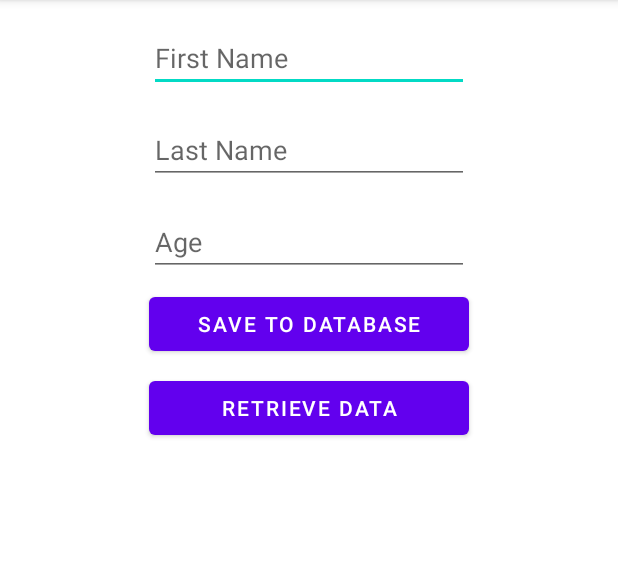
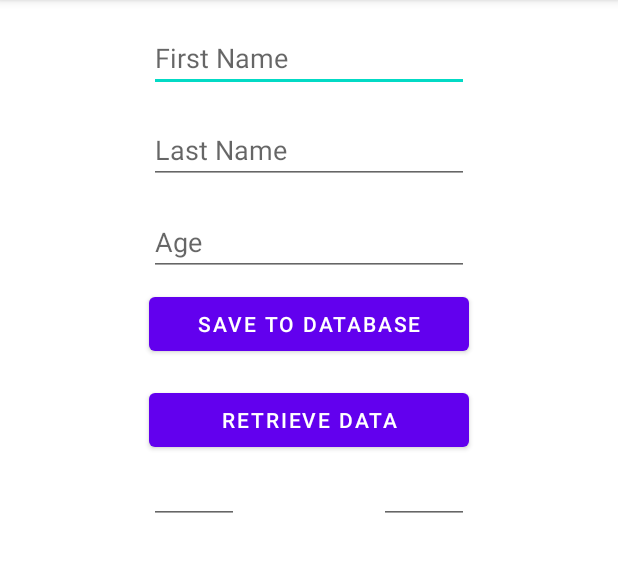
Before and after one commit to shubham3135/AndroidFirebaseTutorial, an Android app: the screen it shows after launch (MainActivity), on a phone screen of 412 x 824 dp, the part 84-656 px from its top. Run offline under Robolectric (Android 15) with nearby library versions, the phone set to English and light mode, and no system bars; our stand-ins replace Firebase (no records; nobody signed in at launch, a user with empty details on screens opened directly).

Commit message:
Querying data in firestore

```diff
--- a/app/src/main/java/com/shubhamkumarwinner/firebasetut/MainActivity.kt
+++ b/app/src/main/java/com/shubhamkumarwinner/firebasetut/MainActivity.kt
@@ -3,6 +3,7 @@ package com.shubhamkumarwinner.firebasetut
 import android.os.Bundle
 import android.widget.Toast
 import androidx.appcompat.app.AppCompatActivity
+import com.google.firebase.firestore.QuerySnapshot
 import com.google.firebase.firestore.ktx.firestore
 import com.google.firebase.firestore.ktx.toObject
 import com.google.firebase.ktx.Firebase
@@ -29,9 +30,9 @@ class MainActivity : AppCompatActivity() {
 
         subscribeToRealtimeUpdates()
 
-        /*btnRetrieveData.setOnClickListener {
+        btnRetrieveData.setOnClickListener {
             retrievePerson()
-        }*/
+        }
     }
 
     private fun subscribeToRealtimeUpdates(){
@@ -53,8 +54,16 @@ class MainActivity : AppCompatActivity() {
 
     // retrieve data from firestore
     private fun retrievePerson() = CoroutineScope(Dispatchers.IO).launch {
+        val fromAge = editTextStartAge.text.toString().toInt()
+        val toAge = editTextEndAge.text.toString().toInt()
         try {
-            val querySnapshot = personCollectionRef.get().await()
+
+            val querySnapshot = personCollectionRef
+                .whereGreaterThan("age", fromAge)
+                .whereLessThan("age", toAge)
+                .orderBy("age")
+                .get().await()
+//            val querySnapshot = personCollectionRef.get().await()
             val sb = StringBuilder()
             for (document in querySnapshot.documents){
                 val person = document.toObject<Person>()
--- a/app/src/main/res/layout/activity_main.xml
+++ b/app/src/main/res/layout/activity_main.xml
@@ -61,28 +61,45 @@
                 app:layout_constraintHorizontal_bias="0.5"
                 app:layout_constraintStart_toStartOf="@+id/etAge"
                 app:layout_constraintTop_toBottomOf="@+id/etAge" />
+
             <Button
                 android:id="@+id/btnRetrieveData"
                 android:layout_width="0dp"
                 android:layout_height="wrap_content"
-                android:layout_marginTop="8dp"
+                android:layout_marginTop="16dp"
                 android:text="Retrieve data"
                 app:layout_constraintEnd_toEndOf="@+id/btnUploadData"
-                app:layout_constraintHorizontal_bias="0.5"
+                app:layout_constraintHorizontal_bias="1.0"
                 app:layout_constraintStart_toStartOf="@+id/btnUploadData"
                 app:layout_constraintTop_toBottomOf="@+id/btnUploadData" />
+
+            <EditText
+                android:id="@+id/editTextStartAge"
+                android:layout_width="60dp"
+                android:layout_height="wrap_content"
+                android:inputType="number"
+                app:layout_constraintStart_toStartOf="@+id/btnRetrieveData"
+                app:layout_constraintTop_toBottomOf="@+id/btnRetrieveData" />
+            <EditText
+                android:id="@+id/editTextEndAge"
+                android:layout_width="60dp"
+                android:layout_height="wrap_content"
+                android:inputType="number"
+                app:layout_constraintEnd_toEndOf="@+id/btnRetrieveData"
+                app:layout_constraintTop_toBottomOf="@+id/btnRetrieveData" />
+
             <TextView
                 android:id="@+id/tvRetrieveData"
                 android:layout_width="0dp"
                 android:layout_height="wrap_content"
-                android:layout_marginTop="8dp"
                 android:text="Person Data"
                 android:textAlignment="center"
+                android:layout_marginTop="5dp"
                 android:textSize="18sp"
                 app:layout_constraintEnd_toEndOf="@+id/btnRetrieveData"
-                app:layout_constraintHorizontal_bias="0.5"
+                app:layout_constraintHorizontal_bias="0.0"
                 app:layout_constraintStart_toStartOf="@+id/btnRetrieveData"
-                app:layout_constraintTop_toBottomOf="@+id/btnRetrieveData" />
+                app:layout_constraintTop_toBottomOf="@+id/editTextStartAge" />
         </androidx.constraintlayout.widget.ConstraintLayout>
     </ScrollView>
 
```
